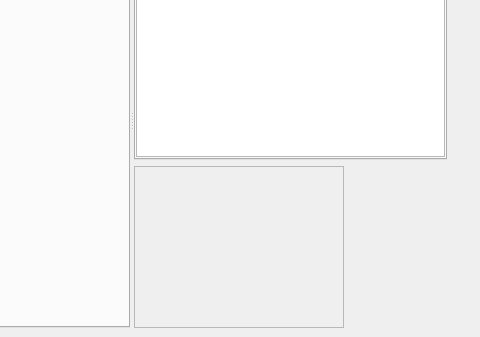
Qt form resources/ui/carla.ui (falkTX/Carla) before a commit; both pictures show x 302 to 782 and y 145 to 482 of the 782 by 482 pixel window.
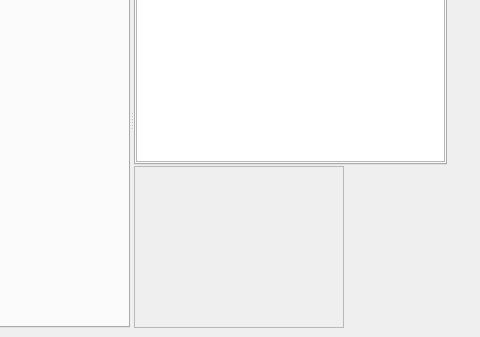
The same form after that commit. Icons and pictures are not drawn. Custom widgets are drawn as their Qt base class.

```diff
--- a/resources/ui/carla.ui
+++ b/resources/ui/carla.ui
@@ -141,6 +141,9 @@
       </widget>
       <widget class="QWidget" name="layoutWidget">
        <layout class="QVBoxLayout" name="verticalLayout_4">
+        <property name="spacing">
+         <number>1</number>
+        </property>
         <item>
          <widget class="QTabWidget" name="tabUtils">
           <property name="sizePolicy">
```
